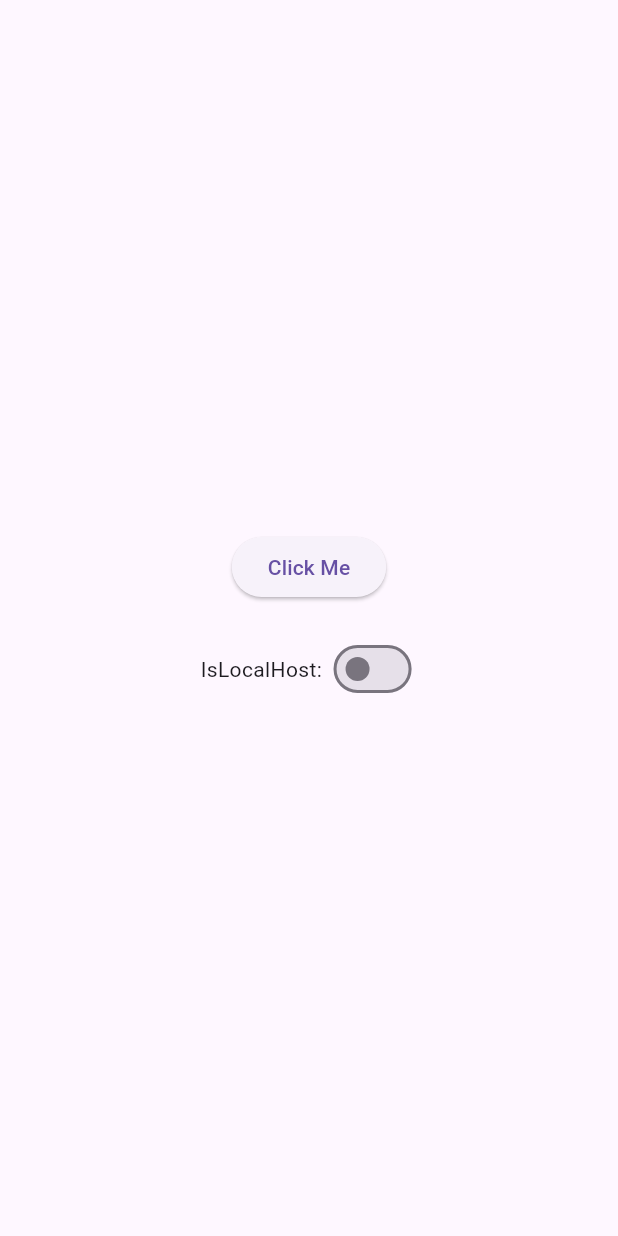
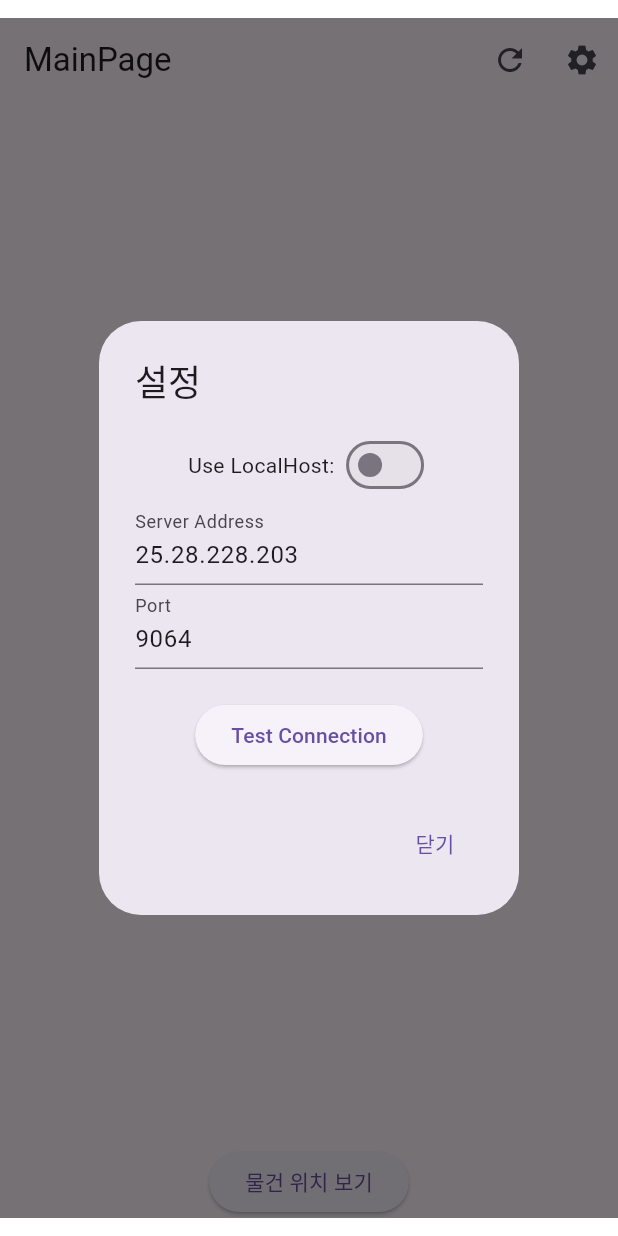
Before and after one commit to SourPringles/AI_Fridge_Manager, a Flutter app: the screen it shows after launch, on a phone screen of 412 x 824 dp. Run offline on Flutter 3.47's test engine with Material 3 defaults, Android fonts, the light colour scheme and no system bars.

Commit message:
API연동, 냉장고 내의 물건 리스트를 출력하는 기능 구현

```diff
--- a/demo_application/lib/main.dart
+++ b/demo_application/lib/main.dart
@@ -1,68 +1,175 @@
 import 'package:flutter/material.dart';
 import 'package:http/http.dart' as http;
+import 'backend/backend_service.dart';
+import 'settings_dialog.dart';
 
 void main() {
   runApp(const MainApp());
 }
 
-class MainApp extends StatefulWidget {
+class MainApp extends StatelessWidget {
   const MainApp({super.key});
-
-  @override
-  State<MainApp> createState() => _MainAppState();
-}
-
-class _MainAppState extends State<MainApp> {
-  bool _isSwitchOn = false; // 스위치 상태를 저장하는 변수
 
   @override
   Widget build(BuildContext context) {
     return MaterialApp(
-      home: Scaffold(
-        body: Center(
-          child: Column(
-            mainAxisAlignment: MainAxisAlignment.center,
-            children: [
-              ElevatedButton(
-                onPressed: () async {
-                  Uri url;
-                  if (_isSwitchOn) {
-                    print('LocalHost is ON');
-                    url = Uri.parse("http://localhost:5000/inventory");
-                  } else {
-                    print('LocalHost is OFF');
-                    url = Uri.parse("http://25.28.228.203:9064/inventory");
+      home: const MainPage(),
+      builder: (context, child) {
+        return Center(
+          child: ConstrainedBox(
+            constraints: const BoxConstraints(maxWidth: 600, maxHeight: 800),
+            child: ClipRect(
+              // ClipRect를 추가하여 크기 제한을 강제 적용
+              child: child,
+            ),
+          ),
+        );
+      },
+    );
+  }
 }
 
-                  try {
-                    final response = await http.get(url);
-                    print('Response status: ${response.statusCode}');
-                    print('Response body: ${response.body}');
-                  } catch (e) {
-                    print('Error: $e');
+class MainPage extends StatefulWidget {
+  const MainPage({super.key});
+
+  @override
+  State<MainPage> createState() => _MainPageState();
 }
+
+class _MainPageState extends State<MainPage> {
+  final BackendService _backendService =
+      BackendService(); // BackendService 인스턴스 생성
+  List<Map<String, String>> _items = []; // 서버에서 가져온 데이터 저장
+  bool _isFirstLoad = true; // 첫 로드 여부 확인
+
+  @override
+  void initState() {
+    super.initState();
+    WidgetsBinding.instance.addPostFrameCallback((_) {
+      _showSettingsDialog(
+        onClose: () {
+          _fetchInventory(); // 설정창 닫힌 후 새로고침 수행
         },
-                child: const Text('Click Me'),
+      );
+    });
+  }
+
+  Future<void> _fetchInventory() async {
+    final items = await _backendService.fetchInventory();
+    setState(() {
+      _items = items;
+      _isFirstLoad = false; // 첫 로드 완료
+    });
+  }
+
+  void _showSettingsDialog({VoidCallback? onClose}) {
+    showDialog(
+      context: context,
+      builder: (BuildContext context) {
+        return SettingsDialog(backendService: _backendService);
+      },
+    ).then((_) {
+      if (onClose != null) onClose(); // 설정창 닫힌 후 콜백 실행
+    });
+  }
+
+  @override
+  Widget build(BuildContext context) {
+    return Scaffold(
+      appBar: AppBar(
+        title: const Text('MainPage'),
+        actions: [
+          IconButton(
+            icon: const Icon(Icons.refresh),
+            onPressed: _fetchInventory, // 새로고침 버튼
           ),
-              const SizedBox(height: 20), // 버튼과 스위치 사이 간격
-              Row(
-                mainAxisAlignment: MainAxisAlignment.center,
+          IconButton(
+            icon: const Icon(Icons.settings),
+            onPressed: () => _showSettingsDialog(),
+          ),
+        ],
+      ),
+      body: Column(
         children: [
-                  const Text('IsLocalHost: '),
-                  Switch(
-                    value: _isSwitchOn,
-                    onChanged: (bool value) {
-                      setState(() {
-                        _isSwitchOn = value; // 스위치 상태 업데이트
-                      });
-                      print('Switch is now: ${value ? "ON" : "OFF"}');
+          Expanded(
+            child:
+                _isFirstLoad
+                    ? const Center(child: CircularProgressIndicator())
+                    : (_items.isEmpty
+                        ? const Center(child: Text('No items found'))
+                        : ListView.builder(
+                          itemCount: _items.length,
+                          itemBuilder: (context, index) {
+                            final item = _items[index];
+                            return ListTile(
+                              title: Text(item["nickname"] ?? ""),
+                              subtitle: Text(
+                                "QR Code: ${item["qr_code"] ?? ""}\n"
+                                "Last Modified: ${item["lastModified"] ?? ""}\n"
+                                "Position: (${item["x"]}, ${item["y"]})",
+                              ),
+                              leading: const Icon(Icons.kitchen),
+                              trailing: const Icon(Icons.arrow_forward),
+                              onTap: () {
+                                print("Tapped on ${item["nickname"]}");
+                              },
+                            );
+                          },
+                        )),
+          ),
+          ElevatedButton(
+            onPressed: () {
+              Navigator.push(
+                context,
+                MaterialPageRoute(builder: (context) => const LocationPage()),
+              );
+            },
+            child: const Text('물건 위치 보기'),
+          ),
+        ],
+      ),
+    );
+  }
+}
+
+class LocationPage extends StatelessWidget {
+  const LocationPage({super.key});
+
+  @override
+  Widget build(BuildContext context) {
+    return Scaffold(
+      appBar: AppBar(
+        title: const Text('물건 위치 보기'),
+        leading: IconButton(
+          icon: const Icon(Icons.arrow_back),
+          onPressed: () {
+            Navigator.pop(context); // 메인 페이지로 돌아가기
+          },
+        ),
+        actions: [
+          IconButton(
+            icon: const Icon(Icons.settings),
+            onPressed: () {
+              // 설정 버튼 동작
             },
           ),
         ],
       ),
-            ],
+      body: Column(
+        children: [
+          Expanded(
+            child: Center(
+              child: Text('물건 위치를 좌표 기반으로 시각화', textAlign: TextAlign.center),
             ),
           ),
+          Container(
+            padding: const EdgeInsets.all(16.0),
+            child: Text(
+              '빈 화면\n물건 선택 시 해당 QR에 등록된 정보 출력\n(qr_code, nickname, lastModified)',
+              textAlign: TextAlign.center,
+            ),
+          ),
+        ],
       ),
     );
   }
--- /dev/null
+++ b/demo_application/lib/settings_dialog.dart
@@ -0,0 +1,102 @@
+import 'package:flutter/material.dart';
+import 'backend/backend_service.dart';
+
+class SettingsDialog extends StatefulWidget {
+  final BackendService backendService;
+
+  const SettingsDialog({super.key, required this.backendService});
+
+  @override
+  State<SettingsDialog> createState() => _SettingsDialogState();
+}
+
+class _SettingsDialogState extends State<SettingsDialog> {
+  late TextEditingController _serverController;
+  late TextEditingController _portController;
+
+  @override
+  void initState() {
+    super.initState();
+    _serverController = TextEditingController();
+    _portController = TextEditingController();
+    _updateInputFields();
+  }
+
+  void _updateInputFields() {
+    if (widget.backendService.isLocalHost) {
+      _serverController.text = "127.0.0.1";
+      _portController.text = "5000";
+    } else {
+      _serverController.text = widget.backendService.serverAddress;
+      _portController.text = widget.backendService.port;
+    }
+  }
+
+  @override
+  Widget build(BuildContext context) {
+    return AlertDialog(
+      title: const Text('설정'),
+      content: StatefulBuilder(
+        builder: (BuildContext context, StateSetter setDialogState) {
+          return Column(
+            mainAxisSize: MainAxisSize.min,
+            children: [
+              Row(
+                mainAxisAlignment: MainAxisAlignment.center,
+                children: [
+                  const Text('Use LocalHost: '),
+                  Switch(
+                    value: widget.backendService.isLocalHost,
+                    onChanged: (bool value) {
+                      setDialogState(() {
+                        widget.backendService.isLocalHost = value;
+                        _updateInputFields();
+                      });
+                      setState(() {}); // 다이얼로그 상태 업데이트
+                    },
+                  ),
+                ],
+              ),
+              TextField(
+                controller: _serverController,
+                decoration: const InputDecoration(labelText: 'Server Address'),
+                enabled: !widget.backendService.isLocalHost,
+                onChanged: (value) {
+                  setDialogState(() {
+                    widget.backendService.serverAddress = value;
+                  });
+                },
+              ),
+              TextField(
+                controller: _portController,
+                decoration: const InputDecoration(labelText: 'Port'),
+                keyboardType: TextInputType.number,
+                enabled: !widget.backendService.isLocalHost,
+                onChanged: (value) {
+                  setDialogState(() {
+                    widget.backendService.port = value;
+                  });
+                },
+              ),
+              const SizedBox(height: 20),
+              ElevatedButton(
+                onPressed: () async {
+                  await widget.backendService.connectionSetting();
+                },
+                child: const Text('Test Connection'),
+              ),
+            ],
+          );
+        },
+      ),
+      actions: [
+        TextButton(
+          onPressed: () {
+            Navigator.pop(context);
+          },
+          child: const Text('닫기'),
+        ),
+      ],
+    );
+  }
+}
```
Also changed, not shown: demo_application/lib/backend/backend_service.dart (added, +87 -0 lines). Lines whose indentation alone changed are shown as unchanged.
